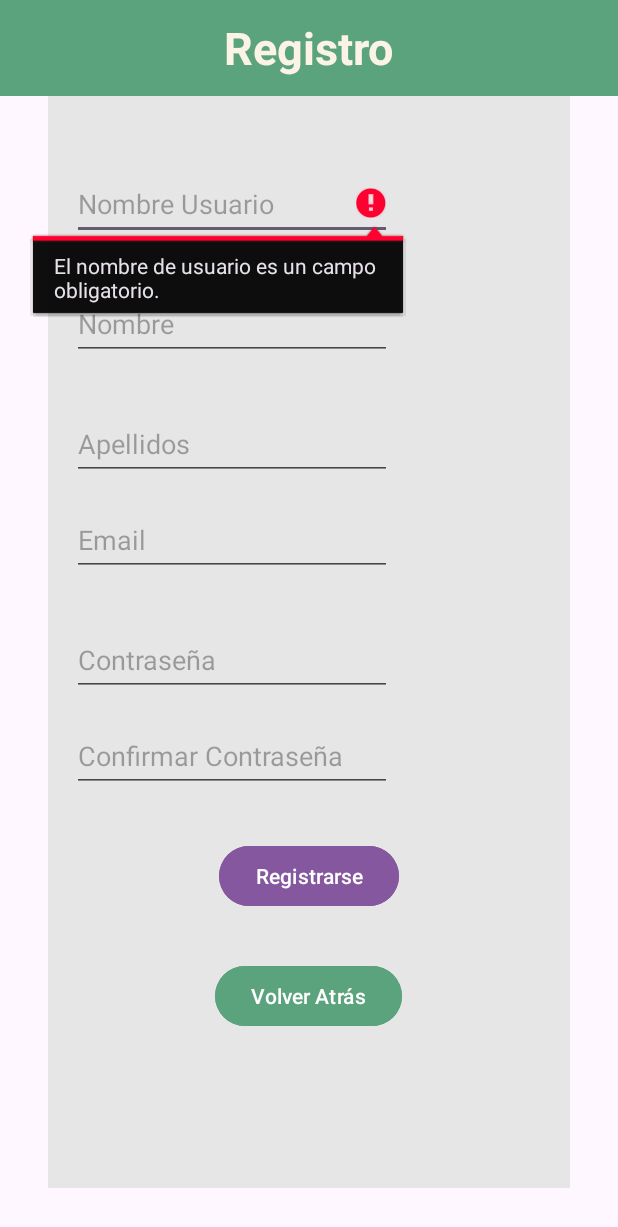
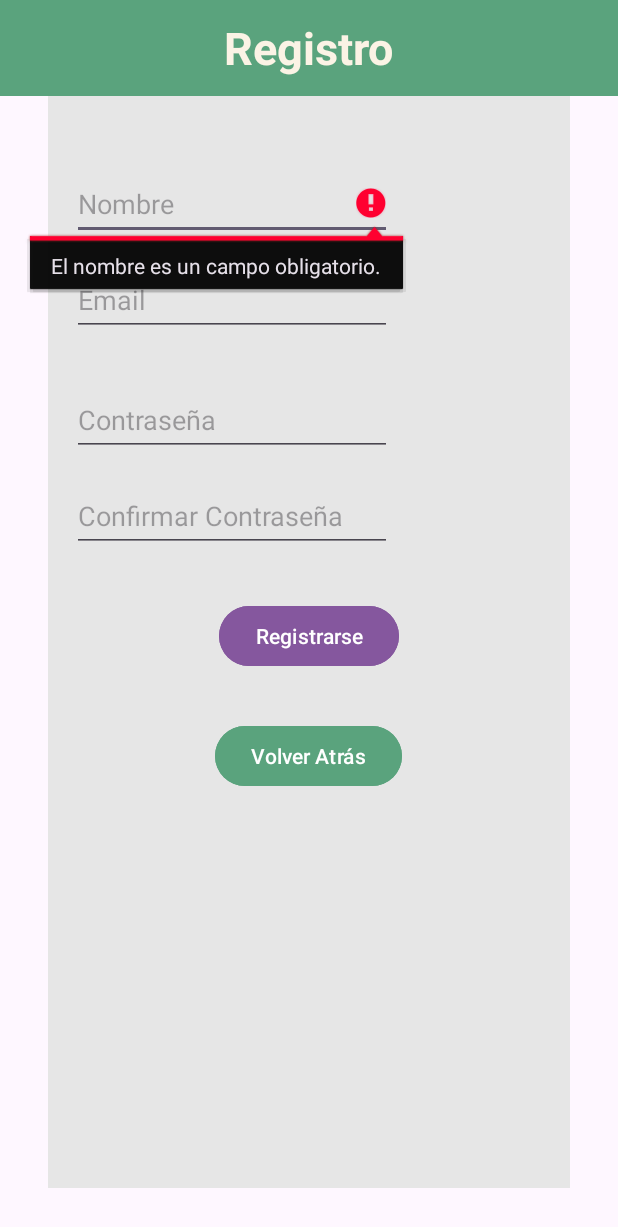
Before and after one commit to nallim-sam/be-home-app, an Android app: the SignUpActivity screen opened directly, with no data from a screen before it, after a tap on "Registrarse", on a phone screen of 412 x 824 dp. Shown: the top 1227 px of the screen. Run offline under Robolectric (Android 15) with nearby library versions, the phone set to English and light mode, and no system bars.

Commit message:
Conexion correcta

```diff
--- a/app/src/main/java/com/example/behomeapp/login/SignUpActivity.java
+++ b/app/src/main/java/com/example/behomeapp/login/SignUpActivity.java
@@ -22,11 +22,11 @@ import java.util.concurrent.Executors;
 
 public class SignUpActivity extends AppCompatActivity {
 
-    private static final String SIGNUP_QUERY = "INSERT INTO USUARIO (username, nombre, apellidos, email, contrasenya) VALUES (?, ?, ?, ?, ?)";
+    private static final String SIGNUP_QUERY = "INSERT INTO USUARIO (nombre, email, contrasenya) VALUES (?, ?, ?)";
     private static final String emailPattern = "[a-zA-Z0-9._-]+@[a-z]+\\.+[a-z]+";
 
-    private EditText etUsername, etName, etLastName, etEmail, etPassword, etConfirmPassword;
-    private String txtUsername, txtName, txtLastName, txtEmail, txtPassword, txtConfirmPassword;
+    private EditText etName, etEmail, etPassword, etConfirmPassword;
+    private String txtName, txtEmail, txtPassword, txtConfirmPassword;
     private ExecutorService executorService;
     private Handler mainHandler;
 
@@ -35,9 +35,7 @@ public class SignUpActivity extends AppCompatActivity {
         super.onCreate(savedInstanceState);
         setContentView(R.layout.activity_sign_up);
 
-        etUsername = findViewById(R.id.etUsername);
         etName = findViewById(R.id.etName);
-        etLastName = findViewById(R.id.etLastname);
         etEmail = findViewById(R.id.etEmail);
         etPassword = findViewById(R.id.etPassword);
         etConfirmPassword = findViewById(R.id.etConfirmPassword);
@@ -49,23 +47,13 @@ public class SignUpActivity extends AppCompatActivity {
 
         buttonRegister.setOnClickListener(v -> {
 
-            txtUsername = etUsername.getText().toString().trim();
             txtName = etName.getText().toString().trim();
-            txtLastName = etLastName.getText().toString().trim();
             txtEmail = etEmail.getText().toString().trim();
             txtPassword = etPassword.getText().toString().trim();
             txtConfirmPassword = etConfirmPassword.getText().toString().trim();
 
-            if (txtUsername.isEmpty()) {
-                etUsername.setError("El nombre de usuario es un campo obligatorio.");
-                return;
-            }
             if (txtName.isEmpty()) {
                 etName.setError("El nombre es un campo obligatorio.");
-                return;
-            }
-            if (txtLastName.isEmpty()) {
-                etLastName.setError("El apellido es un campo obligatorio.");
                 return;
             }
             if (txtEmail.isEmpty()) {
@@ -89,7 +77,7 @@ public class SignUpActivity extends AppCompatActivity {
                 return;
             }
 
-            executorService.execute(() -> registerUser(txtUsername, txtName, txtLastName, txtEmail, txtPassword));
+            executorService.execute(() -> registerUser(txtName, txtEmail, txtPassword));
         });
 
         // Volver a la pagina de Login
@@ -99,24 +87,22 @@ public class SignUpActivity extends AppCompatActivity {
         });
     }
 
-    private void registerUser(final String txtUsername, final String txtName, final String txtLastName,
-                              final String txtEmail, final String txtPassword) {
+    private void registerUser(String txtName, String txtEmail, String txtPassword) {
         try (final Connection connection = ConnectionService.getConnection()) {
 
             try (final PreparedStatement preparedStatement = connection.prepareStatement(SIGNUP_QUERY)) {
 
-                preparedStatement.setString(1, txtUsername);
-                preparedStatement.setString(2, txtName);
-                preparedStatement.setString(3, txtLastName);
-                preparedStatement.setString(4, txtEmail);
-                preparedStatement.setString(5, txtPassword);
+                preparedStatement.setString(1, txtName);
+                preparedStatement.setString(2, txtEmail);
+                preparedStatement.setString(3, txtPassword);
 
                 int filasInsertadas = preparedStatement.executeUpdate();
 
                 mainHandler.post(() -> {
                     if (filasInsertadas > 0) {
                         Toast.makeText(SignUpActivity.this, "Registrándose", Toast.LENGTH_SHORT).show();
-                        finish(); // Cerrar la actividad de registro después de un registro exitoso
+                        Intent intent = new Intent(SignUpActivity.this, CrearPisoActivity.class);
+                        startActivity(intent);
                     } else {
                         Toast.makeText(SignUpActivity.this, "Error al registrar el usuario", Toast.LENGTH_SHORT).show();
                     }
@@ -127,12 +113,6 @@ public class SignUpActivity extends AppCompatActivity {
             mainHandler.post(() -> Toast.makeText(SignUpActivity.this, "Se ha producido un error al registrar el nuevo usuario.", Toast.LENGTH_SHORT).show());
             throw new RuntimeException("ERROR: Se ha producido un error al acceder a la BBDD", e);
         }
-
-        mainHandler.post(() -> {
-            Toast.makeText(SignUpActivity.this, "Registro Completado", Toast.LENGTH_SHORT).show();
-            Intent intent = new Intent(SignUpActivity.this, CrearPisoActivity.class);
-            startActivity(intent);
-        });
     }
 
     @Override
--- a/app/src/main/res/layout/activity_sign_up.xml
+++ b/app/src/main/res/layout/activity_sign_up.xml
@@ -51,28 +51,12 @@
             tools:ignore="ExtraText">
 
             <EditText
-                android:id="@+id/etUsername"
-                android:layout_width="wrap_content"
-                android:layout_height="48dp"
-                android:layout_marginTop="32dp"
-                android:ems="10"
-                android:hint="Nombre Usuario"
-                android:inputType="text" />
-            <EditText
                 android:id="@+id/etName"
                 android:layout_width="wrap_content"
                 android:layout_height="48dp"
                 android:layout_marginTop="32dp"
                 android:ems="10"
                 android:hint="Nombre"
-                android:inputType="text" />
-            <EditText
-                android:id="@+id/etLastname"
-                android:layout_width="wrap_content"
-                android:layout_height="48dp"
-                android:layout_marginTop="32dp"
-                android:ems="10"
-                android:hint="Apellidos"
                 android:inputType="text" />
 
             <EditText
```
Also changed, not shown: app/build.gradle (+6 -15 lines), app/src/main/java/com/example/behomeapp/service/ConnectionService.java (+10 -5 lines), app/libs/mysql-connector-java-5.1.6-bin.jar (added).
